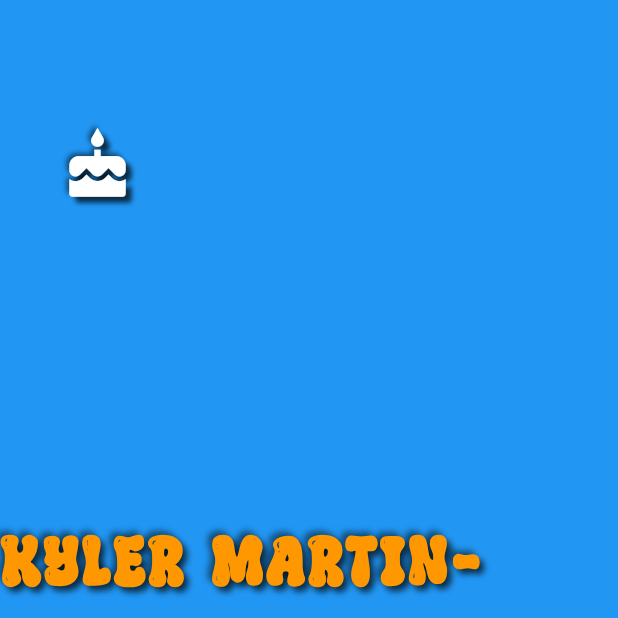
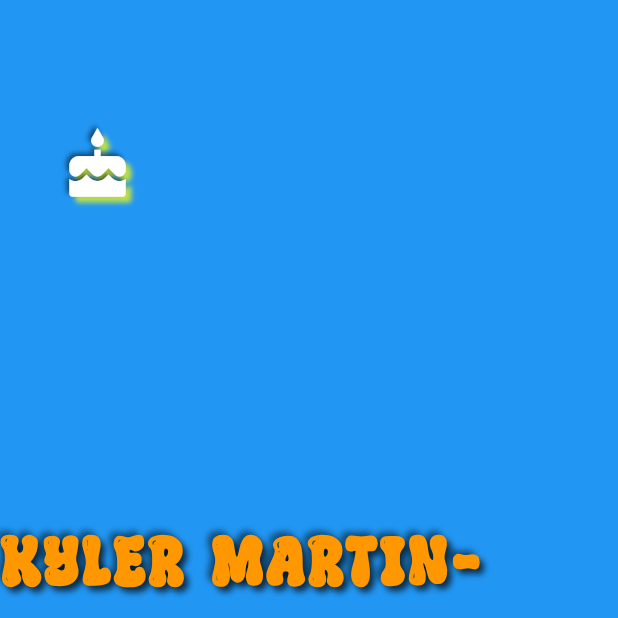
Before and after one commit to jacksonc124/app4_CS4330, a Flutter app: the ScreenThree screen opened directly, after a tap on "Add Icon", on a phone screen of 412 x 824 dp, the top half of it. Run offline on Flutter 3.47's test engine with Material 3 defaults, Android fonts, the light colour scheme and no system bars.

Commit message:
Icons Accent Color Update

```diff
--- a/lib/main.dart
+++ b/lib/main.dart
@@ -364,7 +364,7 @@ class _ScreenThreeState extends State<ScreenThree> {
                   Shadow(
                       offset: Offset(4, 4),
                       blurRadius: 4,
-                      color: Colors.black.withOpacity(0.7)),
+                      color: Colors.yellowAccent.withOpacity(0.7)),
                   Shadow(
                       offset: Offset(-2, -2),
                       blurRadius: 4,
```
